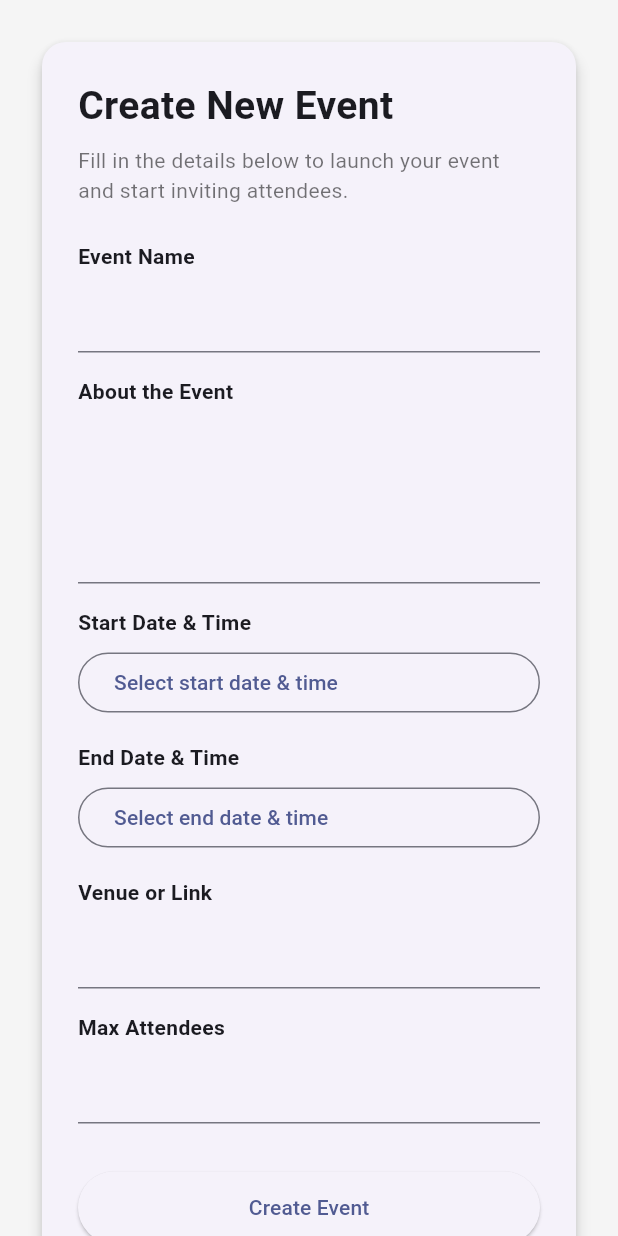
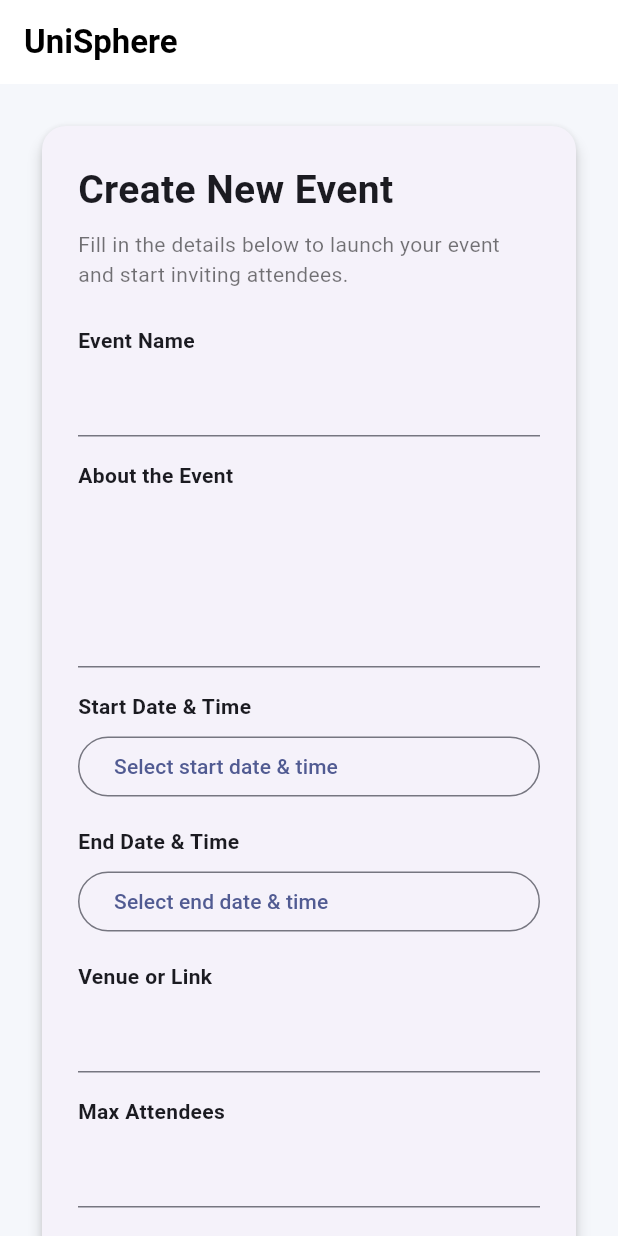
Before and after one commit to UniSpheree/unisphere-app, a Flutter app: the screen it shows after launch, on a phone screen of 412 x 824 dp. Run offline on Flutter 3.47's test engine with Material 3 defaults, Android fonts, the phone set to English and light mode, and no system bars.

Commit message:
feat: add UniSphere app bar and base page styling

```diff
--- a/lib/screens/create_event_screen.dart
+++ b/lib/screens/create_event_screen.dart
@@ -63,7 +63,16 @@ class _CreateEventScreenState extends State<CreateEventScreen> {
   @override
   Widget build(BuildContext context) {
     return Scaffold(
-      backgroundColor: Colors.grey.shade100,
+      backgroundColor: const Color(0xFFF5F7FB),
+      appBar: AppBar(
+        backgroundColor: Colors.white,
+        elevation: 0,
+        title: const Text(
+          'UniSphere',
+          style: TextStyle(fontWeight: FontWeight.bold),
+        ),
+        foregroundColor: Colors.black,
+      ),
       body: Center(
         child: SingleChildScrollView(
           padding: const EdgeInsets.all(24),
```
